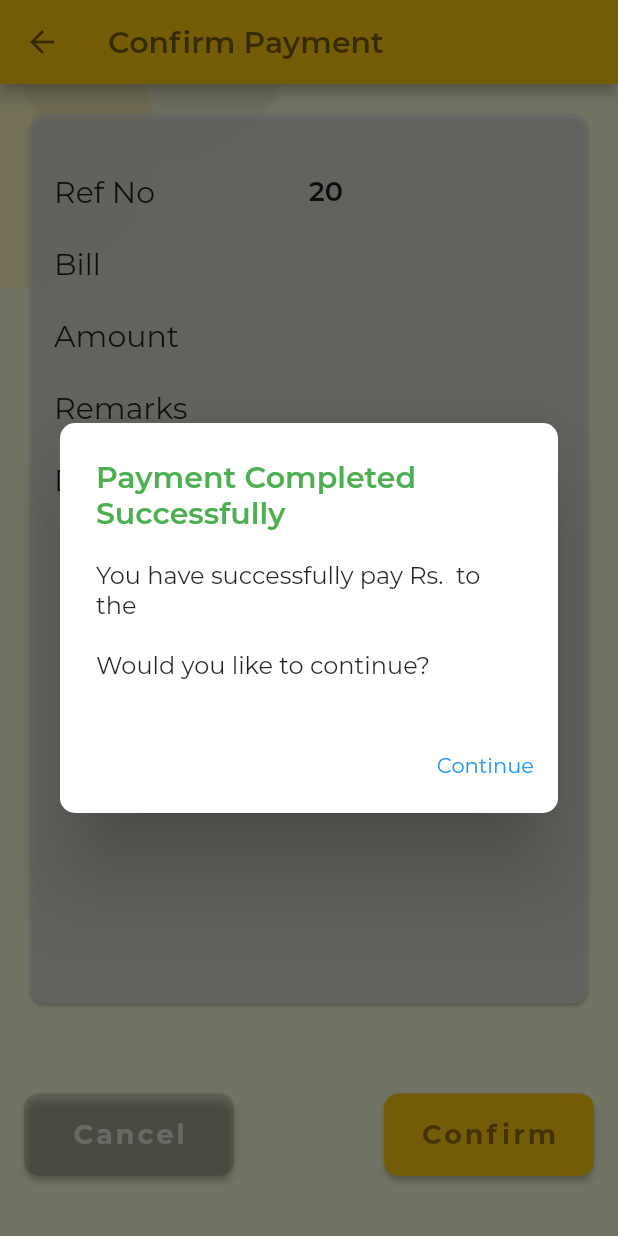
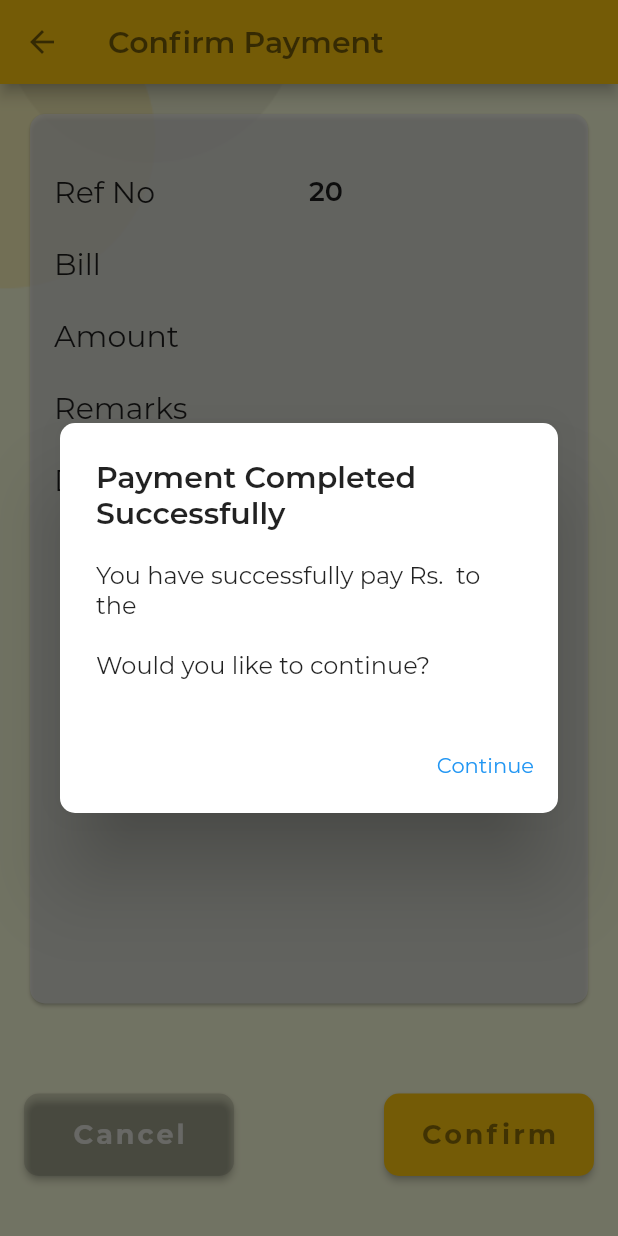
Before and after one commit to User-Experience-Design-SE3050-2021/se3050---uee-2021s2_reg_we_26, a Flutter app: the PaymentConfirmScreen screen opened directly with empty values, after a tap on "Confirm", on a phone screen of 412 x 824 dp. Run offline on Flutter 3.47's test engine with Material 2 defaults, Android fonts, the phone set to English and light mode, and no system bars; our stand-ins replace cloud_firestore, firebase_core; accounts and stored records are empty; project files that could hold a hidden picture were left out.

Commit message:
modified_alerts_20211007

```diff
--- a/lib/screens/billPayments/add_bill_form.dart
+++ b/lib/screens/billPayments/add_bill_form.dart
@@ -43,7 +43,7 @@ class _AddBillFormState extends State<AddBillForm> {
         builder: (BuildContext context) {
           return AlertDialog(
             shape: RoundedRectangleBorder(borderRadius: BorderRadius.circular(10)),
-            title: const Text('New Bill Added',style: TextStyle(fontWeight: FontWeight.w600, color: Colors.green),),
+            title: const Text('New Bill Added',style: TextStyle(fontWeight: FontWeight.w600),),
             content: SingleChildScrollView(
               child: ListBody(
                 children: <Widget>[
--- a/lib/screens/billPayments/payment_confirm_preview_screen.dart
+++ b/lib/screens/billPayments/payment_confirm_preview_screen.dart
@@ -36,7 +36,7 @@ class _PaymentConfirmScreenState extends State<PaymentConfirmScreen> {
         builder: (BuildContext context) {
           return AlertDialog(
             shape: RoundedRectangleBorder(borderRadius: BorderRadius.circular(10)),
-            title: const Text('Payment Completed Successfully',style: TextStyle(fontWeight: FontWeight.w600, color: Colors.green),),
+            title: const Text('Payment Completed Successfully',style: TextStyle(fontWeight: FontWeight.w600),),
             content: SingleChildScrollView(
               child: ListBody(
                 children: <Widget>[
```
